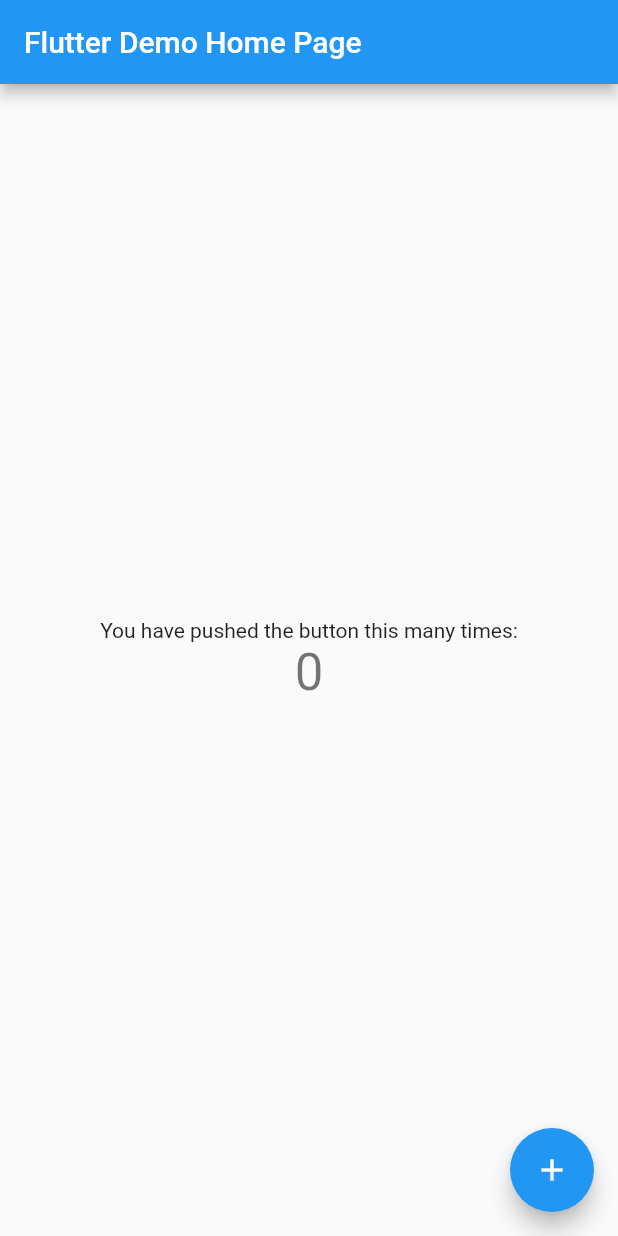
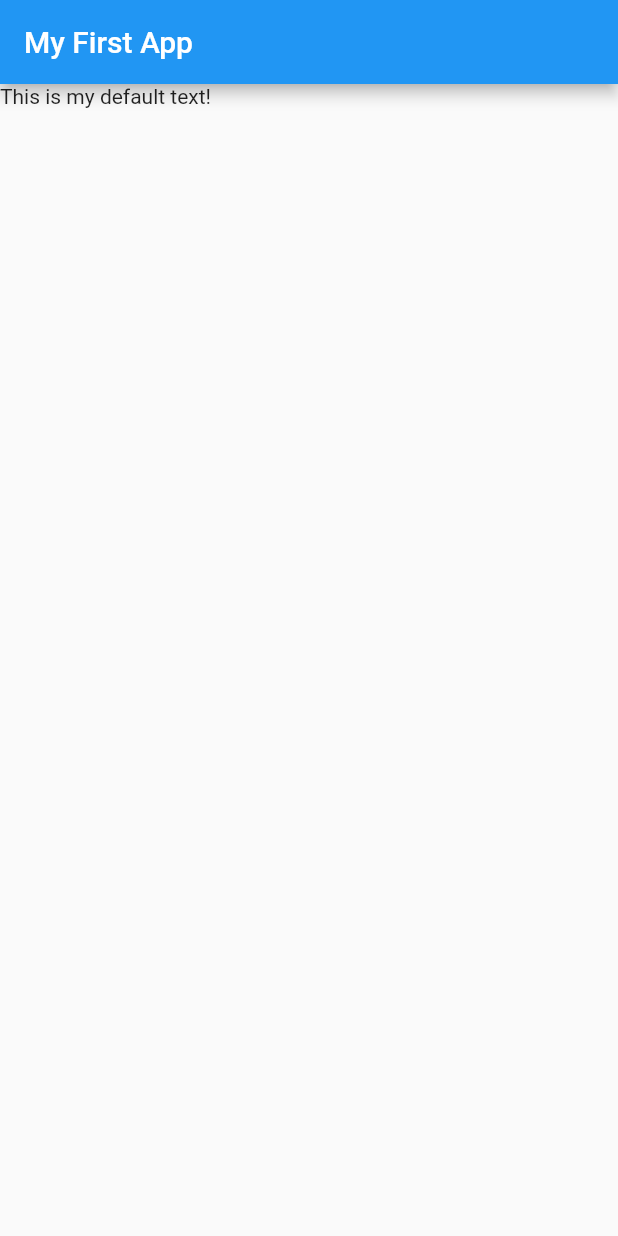
Before and after one commit to ZanacXevious/restaurantecofac, a Flutter app: the screen it shows after launch, on a phone screen of 412 x 824 dp. Run offline on Flutter 3.47's test engine with Material 2 defaults, Android fonts, the phone set to English and light mode, and no system bars.

```diff
--- a/lib/main.dart
+++ b/lib/main.dart
@@ -1,115 +1,22 @@
 import 'package:flutter/material.dart';
 
 void main() {
-  runApp(const MyApp());
+  runApp(_App());
 }
+// create a stateless widget
 
-class MyApp extends StatelessWidget {
-  const MyApp({super.key});
-
-  // This widget is the root of your application.
+class _App extends StatelessWidget {
   @override
   Widget build(BuildContext context) {
     return MaterialApp(
-      title: 'Flutter Demo',
-      theme: ThemeData(
-        // This is the theme of your application.
-        //
-        // Try running your application with "flutter run". You'll see the
-        // application has a blue toolbar. Then, without quitting the app, try
-        // changing the primarySwatch below to Colors.green and then invoke
-        // "hot reload" (press "r" in the console where you ran "flutter run",
-        // or simply save your changes to "hot reload" in a Flutter IDE).
-        // Notice that the counter didn't reset back to zero; the application
-        // is not restarted.
-        primarySwatch: Colors.blue,
+      // remove debug banner
+      debugShowCheckedModeBanner: false,
+      home: Scaffold(
+        appBar: AppBar(
+          title: Text('My First App'),
+        ),
+        body: Text('This is my default text!'),
       ),
-      home: const MyHomePage(title: 'Flutter Demo Home Page'),
     );
   }
 }
-
-class MyHomePage extends StatefulWidget {
-  const MyHomePage({super.key, required this.title});
-
-  // This widget is the home page of your application. It is stateful, meaning
-  // that it has a State object (defined below) that contains fields that affect
-  // how it looks.
-
-  // This class is the configuration for the state. It holds the values (in this
-  // case the title) provided by the parent (in this case the App widget) and
-  // used by the build method of the State. Fields in a Widget subclass are
-  // always marked "final".
-
-  final String title;
-
-  @override
-  State<MyHomePage> createState() => _MyHomePageState();
-}
-
-class _MyHomePageState extends State<MyHomePage> {
-  int _counter = 0;
-
-  void _incrementCounter() {
-    setState(() {
-      // This call to setState tells the Flutter framework that something has
-      // changed in this State, which causes it to rerun the build method below
-      // so that the display can reflect the updated values. If we changed
-      // _counter without calling setState(), then the build method would not be
-      // called again, and so nothing would appear to happen.
-      _counter++;
-    });
-  }
-
-  @override
-  Widget build(BuildContext context) {
-    // This method is rerun every time setState is called, for instance as done
-    // by the _incrementCounter method above.
-    //
-    // The Flutter framework has been optimized to make rerunning build methods
-    // fast, so that you can just rebuild anything that needs updating rather
-    // than having to individually change instances of widgets.
-    return Scaffold(
-      appBar: AppBar(
-        // Here we take the value from the MyHomePage object that was created by
-        // the App.build method, and use it to set our appbar title.
-        title: Text(widget.title),
-      ),
-      body: Center(
-        // Center is a layout widget. It takes a single child and positions it
-        // in the middle of the parent.
-        child: Column(
-          // Column is also a layout widget. It takes a list of children and
-          // arranges them vertically. By default, it sizes itself to fit its
-          // children horizontally, and tries to be as tall as its parent.
-          //
-          // Invoke "debug painting" (press "p" in the console, choose the
-          // "Toggle Debug Paint" action from the Flutter Inspector in Android
-          // Studio, or the "Toggle Debug Paint" command in Visual Studio Code)
-          // to see the wireframe for each widget.
-          //
-          // Column has various properties to control how it sizes itself and
-          // how it positions its children. Here we use mainAxisAlignment to
-          // center the children vertically; the main axis here is the vertical
-          // axis because Columns are vertical (the cross axis would be
-          // horizontal).
-          mainAxisAlignment: MainAxisAlignment.center,
-          children: <Widget>[
-            const Text(
-              'You have pushed the button this many times:',
-            ),
-            Text(
-              '$_counter',
-              style: Theme.of(context).textTheme.headlineMedium,
-            ),
-          ],
-        ),
-      ),
-      floatingActionButton: FloatingActionButton(
-        onPressed: _incrementCounter,
-        tooltip: 'Increment',
-        child: const Icon(Icons.add),
-      ), // This trailing comma makes auto-formatting nicer for build methods.
-    );
-  }
-}
```
